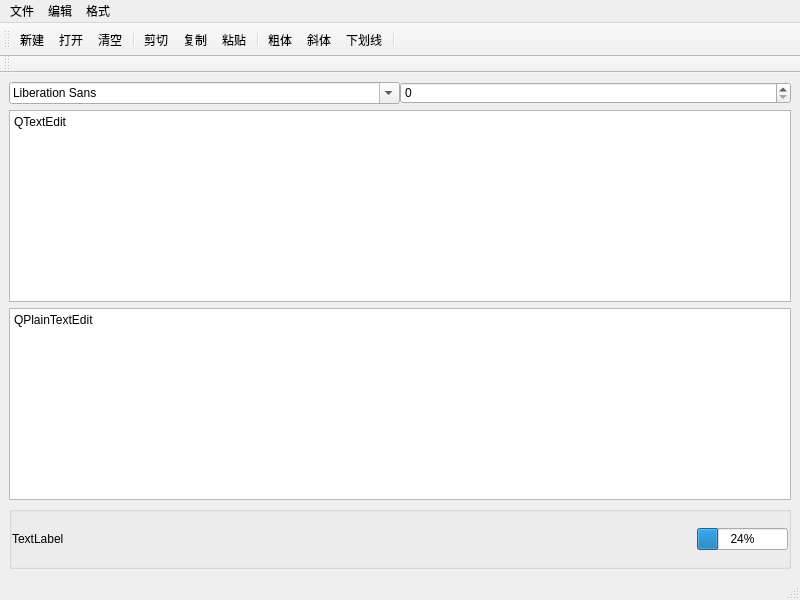
Qt form _en/Computer/Operating_System/Qt_C++_Programming/Notebook/Notebook.ui (bss9395/bss9395.github.io) before a commit.
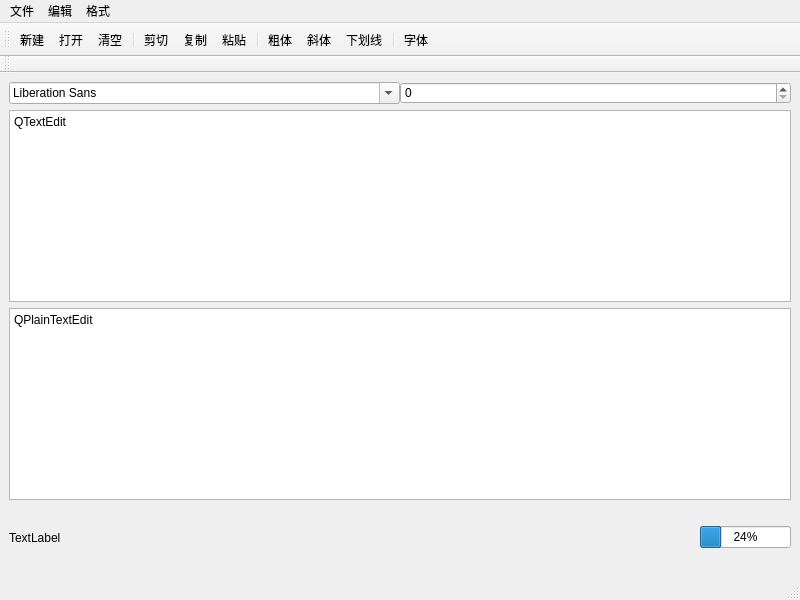
The same form after that commit. Icons and pictures are not drawn.

The edit to the form file:
```diff
--- a/_en/Computer/Operating_System/Qt_C++_Programming/Notebook/Notebook.ui
+++ b/_en/Computer/Operating_System/Qt_C++_Programming/Notebook/Notebook.ui
@@ -123,6 +123,11 @@
         <verstretch>1</verstretch>
        </sizepolicy>
       </property>
+      <property name="styleSheet">
+       <string notr="true">QGroupBox {
+	border:none
+}</string>
+      </property>
       <property name="title">
        <string/>
       </property>
@@ -242,6 +247,7 @@
    <addaction name="A_Italic"/>
    <addaction name="A_Underline"/>
    <addaction name="separator"/>
+   <addaction name="A_Font"/>
   </widget>
   <widget class="QToolBar" name="toolBar_2">
    <property name="windowTitle">
@@ -364,6 +370,15 @@
     <string>显示标签</string>
    </property>
   </action>
+  <action name="A_Font">
+   <property name="icon">
+    <iconset resource="Resources.qrc">
+     <normaloff>:/images/font_download.png</normaloff>:/images/font_download.png</iconset>
+   </property>
+   <property name="text">
+    <string>字体</string>
+   </property>
+  </action>
  </widget>
  <resources>
   <include location="Resources.qrc"/>
```
Left out of the diff: 10 changed lines with no effect on the pictures.
